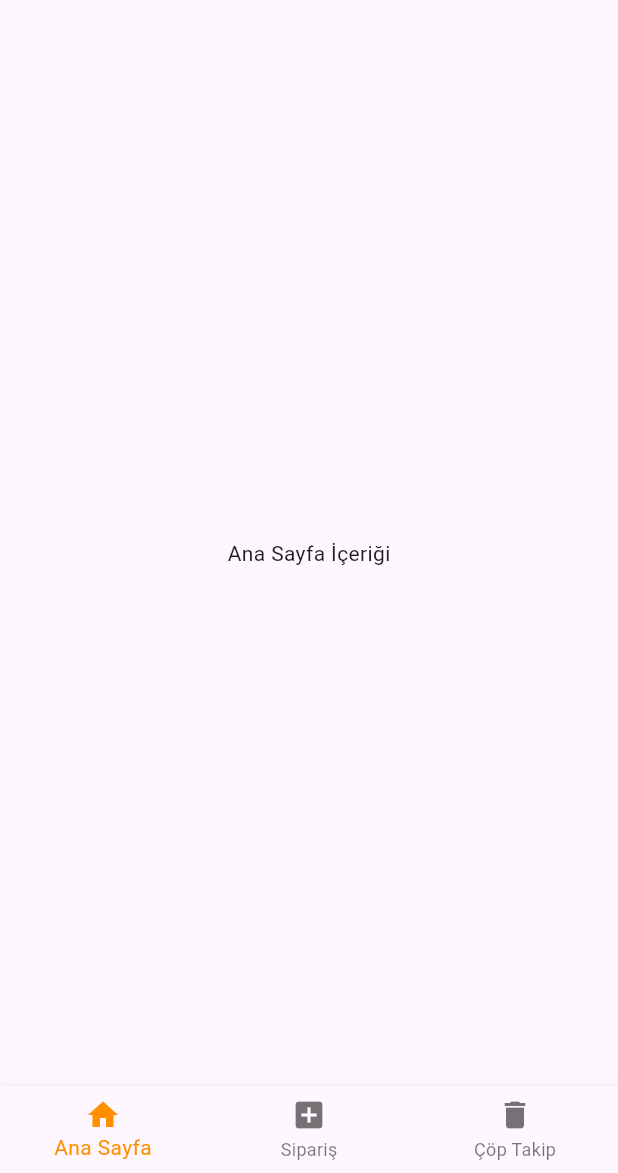
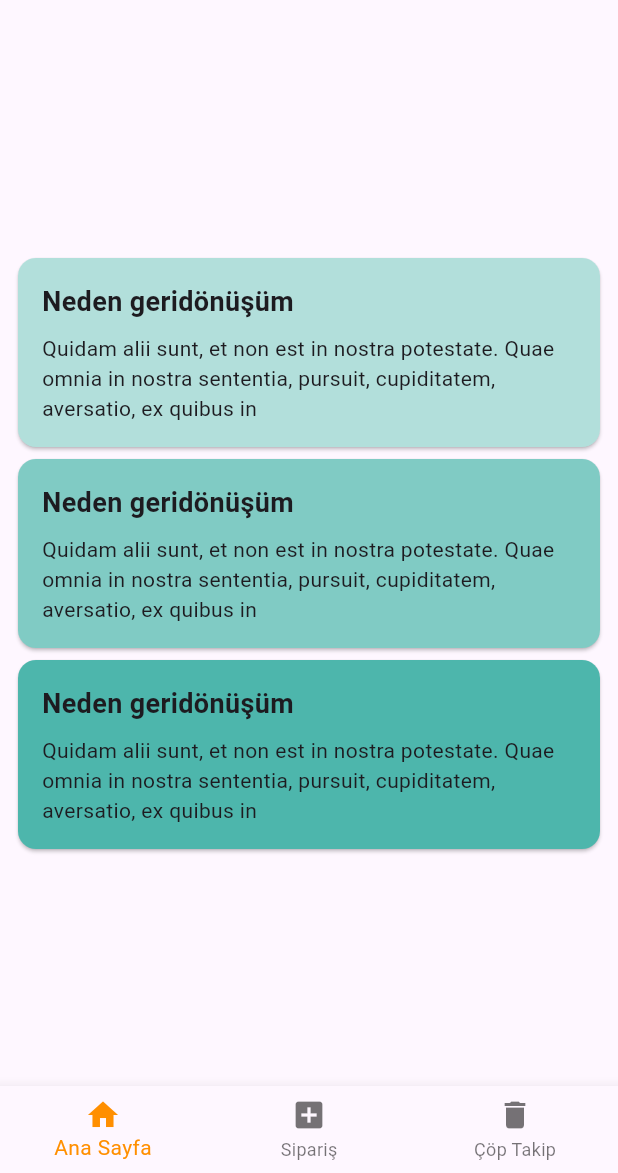
Before and after one commit to begumeruysal/Uygulama, a Flutter app: the MainScreen screen opened by its route, on a phone screen of 412 x 824 dp, the part 63-1236 px from its top. Run offline on Flutter 3.47's test engine with Material 3 defaults, Android fonts, the phone set to English and light mode, and no system bars.

Commit message:
deneme12

```diff
--- a/uygulama/lib/main_screen.dart
+++ b/uygulama/lib/main_screen.dart
@@ -17,7 +17,7 @@ class _MainScreenState extends State<MainScreen> {
   int _selectedIndex = 0;
 
   static const List<Widget> _widgetOptions = <Widget>[
-    Text('Ana Sayfa İçeriği'),
+    HomeContent(),
     OrderScreen(),
     TrackScreen(),
   ];
@@ -32,10 +32,10 @@ class _MainScreenState extends State<MainScreen> {
   Widget build(BuildContext context) {
     return Scaffold(
       appBar: AppBar(
-        title: Text('Geri Dönüşüm Uygulaması'),
+        title: const Text('Geri Dönüşüm Uygulaması'),
         leading: Builder(
           builder: (context) => IconButton(
-            icon: Icon(Icons.menu),
+            icon: const Icon(Icons.menu),
             onPressed: () {
               Scaffold.of(context).openDrawer();
             },
@@ -70,3 +70,76 @@ class _MainScreenState extends State<MainScreen> {
     );
   }
 }
+
+class HomeContent extends StatelessWidget {
+  const HomeContent({Key? key}) : super(key: key);
+
+  @override
+  Widget build(BuildContext context) {
+    return SingleChildScrollView(
+      child: Padding(
+        padding: const EdgeInsets.all(8.0),
+        child: Column(
+          children: [
+            RecycleCard(
+              title: 'Neden geridönüşüm',
+              content:
+              'Quidam alii sunt, et non est in nostra potestate. Quae omnia in nostra sententia, pursuit, cupiditatem, aversatio, ex quibus in',
+              color: Colors.teal.shade100,
+            ),
+            RecycleCard(
+              title: 'Neden geridönüşüm',
+              content:
+              'Quidam alii sunt, et non est in nostra potestate. Quae omnia in nostra sententia, pursuit, cupiditatem, aversatio, ex quibus in',
+              color: Colors.teal.shade200,
+            ),
+            RecycleCard(
+              title: 'Neden geridönüşüm',
+              content:
+              'Quidam alii sunt, et non est in nostra potestate. Quae omnia in nostra sententia, pursuit, cupiditatem, aversatio, ex quibus in',
+              color: Colors.teal.shade300,
+            ),
+            // Add more RecycleCard widgets here for more content
+          ],
+        ),
+      ),
+    );
+  }
+}
+
+class RecycleCard extends StatelessWidget {
+  final String title;
+  final String content;
+  final Color color;
+
+  const RecycleCard({
+    Key? key,
+    required this.title,
+    required this.content,
+    required this.color,
+  }) : super(key: key);
+
+  @override
+  Widget build(BuildContext context) {
+    return Card(
+      color: color,
+      child: Padding(
+        padding: const EdgeInsets.all(16.0),
+        child: Column(
+          crossAxisAlignment: CrossAxisAlignment.start,
+          children: [
+            Text(
+              title,
+              style: const TextStyle(
+                fontSize: 18,
+                fontWeight: FontWeight.bold,
+              ),
+            ),
+            const SizedBox(height: 8),
+            Text(content),
+          ],
+        ),
+      ),
+    );
+  }
+}
```
Also changed, not shown: uygulama/lib/order_screen.dart (+52 -4 lines), uygulama/lib/track_screen.dart (+33 -3 lines).
